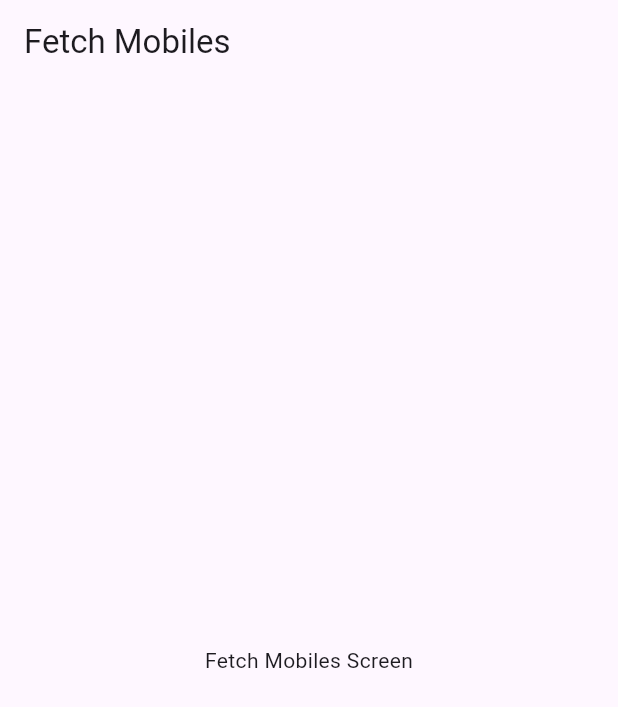
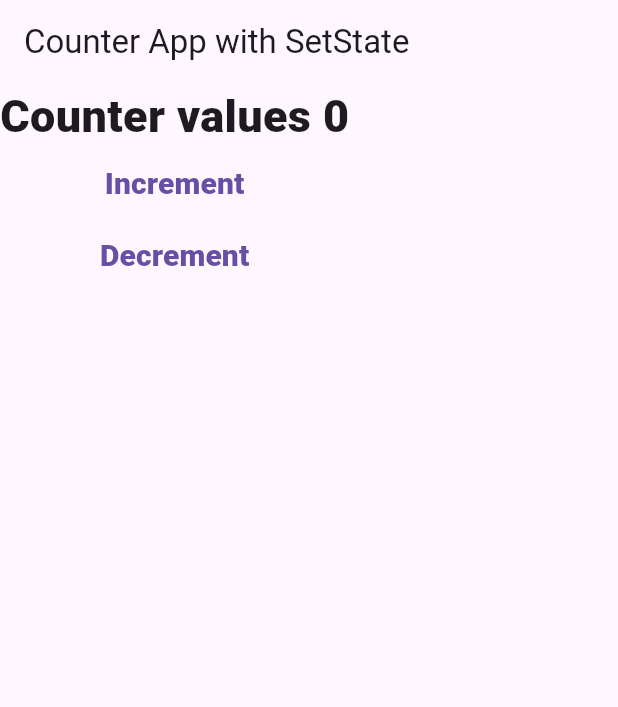
Before and after one commit to maheshmobileApp/flutter_tutorila_april, a Flutter app: the screen it shows after launch, on a phone screen of 412 x 824 dp. Shown: the top 707 px of the screen. Run offline on Flutter 3.47's test engine with Material 3 defaults, Android fonts, the phone set to English and light mode, and no system bars; our stand-ins replace dio.

Commit message:
counter app with provider

```diff
--- a/lib/main.dart
+++ b/lib/main.dart
@@ -1,5 +1,6 @@
 import 'package:flutter/material.dart';
 import 'package:flutter_tutorial_april/expanded_widget.dart';
+import 'package:flutter_tutorial_april/provider/counter_provider.dart';
 import 'package:flutter_tutorial_april/setstate/dynamic_todo_list.dart';
 import 'package:flutter_tutorial_april/welcome_screen.dart';
 import 'splash.dart';
@@ -9,7 +10,8 @@ import 'home_screen.dart';
 import 'listview/listview.dart';
 import 'setstate/counter_app.dart';
 import 'api/fetch_mobiles.dart';
-
+import 'provider/counter_app_with_provider_view.dart';
+import 'package:provider/provider.dart';
 void main() {
   // Entry point of the application
   runApp(MyApp()); // pass the widget to the runApp method
@@ -19,22 +21,31 @@ class MyApp extends StatelessWidget {
   const MyApp({super.key});
   @override
   Widget build(BuildContext context) {
-    return MaterialApp(
+    return MultiProvider(
+      providers: [
+        ChangeNotifierProvider(
+          create: (context) => CounterProvider(),
+        ),
+        // Add other providers here if needed
+      ],
+      child: MaterialApp(
         debugShowCheckedModeBanner: false,
-      initialRoute: "/fetchMobiles",
+        initialRoute: "/counterAppWithProvider",
         routes: {
-        "/splash":(context) => SplashScreen(),
-        "/login":(context) => LoginScreen(),
-        "/signup":(context) => SignUpScreen(),
-        "/welocme":(context) => WelcomeScreen(),
+          "/splash": (context) => SplashScreen(),
+          "/login": (context) => LoginScreen(),
+          "/signup": (context) => SignUpScreen(),
+          "/welocme": (context) => WelcomeScreen(),
           "/home": (context) => HomeScreen(),
           "/listview": (context) => ListviewScreen(),
           "/counterWithProvider": (context) => CounterApp(),
           '/dynamicList': (context) => DynamicListView(),
           '/expandedWidget': (context) => ExpandedWidget(),
           '/fetchMobiles': (context) => FetchMobiles(),
+          '/counterAppWithProvider': (context) => CounterAppWithProvider(),
 
         },
+      ),
     );
   }
 }
--- /dev/null
+++ b/lib/provider/counter_app_with_provider_view.dart
@@ -0,0 +1,70 @@
+import 'package:flutter/material.dart';
+import 'package:flutter_tutorial_april/provider/counter_provider.dart';
+import 'package:provider/provider.dart';
+
+class CounterAppWithProvider extends StatefulWidget {
+  const CounterAppWithProvider({Key? key}) : super(key: key);
+
+  @override
+  _CounterAppState createState() => _CounterAppState();
+}
+
+class _CounterAppState extends State<CounterAppWithProvider> {
+
+  @override
+  Widget build(BuildContext context) {
+
+    final counterProvider =  Provider.of<CounterProvider>(context);
+
+    print("Build method called");
+    return Scaffold(
+      appBar: AppBar(
+        title: const Text('Counter App with SetState'),
+      ),
+      body: Container(
+        child: Column(
+          children: [
+            Text(
+              "Counter values ${counterProvider.counter}",
+              style: TextStyle(fontSize: 30, fontWeight: FontWeight.w800),
+            ),
+            TextButton(
+                onPressed: () {
+               //   incrementCounter();
+
+
+                  counterProvider.incrementCounter();
+
+
+                },
+                child: Text("Increment",
+                    style:
+                        TextStyle(fontSize: 20, fontWeight: FontWeight.w800))),
+            TextButton(
+                onPressed: () {
+                 // decrementCounter();
+                 counterProvider.decrementCounter();
+                },
+                child: Text("Decrement",
+                    style:
+                        TextStyle(fontSize: 20, fontWeight: FontWeight.w800))),
+          ],
+        ),
+      ),
+    );
+  }
+
+
+}
+
+/*
+
+VIEW -> display counter value, increment and decrement buttons
+Logic Part -> incrementCounter, decrementCounter-> CounterProvider class
+
+step 1 : create view with Text, buttons for increment and decrement
+step 2 : create class CounterProvider with ChangeNotifier
+step 3 :intialize the counter variable and create incrementCounter and decrementCounter method in CounterProvider class
+step 4 : access the CounterProvider class in the view using Provider.of<CounterProvider>(context)
+step 5 : call the incrementCounter and decrementCounter method in the view
+ */
--- /dev/null
+++ b/lib/provider/counter_provider.dart
@@ -0,0 +1,19 @@
+//Logic Part -> incrementCounter, decrementCounter-> CounterProvider class
+
+import 'package:flutter/material.dart';
+
+class CounterProvider with ChangeNotifier {
+  int counter = 0;
+
+  void incrementCounter() {
+    counter++;
+    notifyListeners(); // Notify listeners to rebuild widgets that depend on this provider
+    print("Counter is $counter");
+  }
+
+  void decrementCounter() {
+    counter--;
+    notifyListeners(); // Notify listeners to rebuild widgets that depend on this provider
+    print("Counter is $counter");
+  }
+}
--- a/pubspec.yaml
+++ b/pubspec.yaml
@@ -36,6 +36,7 @@ dependencies:
   # Use with the CupertinoIcons class for iOS style icons.
   cupertino_icons: ^1.0.8
   dio: ^5.8.0+1
+  provider: ^6.1.5
 
 
 
```
Also changed, not shown: lib/api/fetch_mobiles.dart (+60 -9 lines), pubspec.lock. Lines whose indentation alone changed are shown as unchanged.
